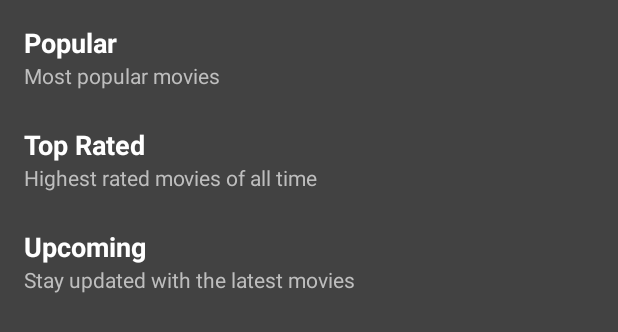
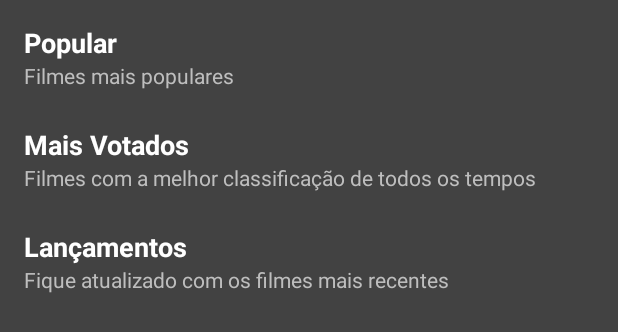
Before and after one commit to guilherme-kunz/CineFlix, an Android app: the layout activity_main.xml on its own in the app's theme, with its tools: preview values and no code run, on a phone screen of 412 x 824 dp. Shown: the top 332 px of the screen. Run offline under Robolectric (Android 15) with nearby library versions, the phone set to English and light mode, and no system bars.

Commit message:
Código Final

```diff
--- a/app/src/main/res/layout/activity_main.xml
+++ b/app/src/main/res/layout/activity_main.xml
@@ -1,5 +1,6 @@
 <?xml version="1.0" encoding="utf-8"?>
 <androidx.core.widget.NestedScrollView xmlns:android="http://schemas.android.com/apk/res/android"
+    xmlns:tools="http://schemas.android.com/tools"
     android:layout_width="match_parent"
     android:layout_height="match_parent"
     android:background="@color/cardview_dark_background">
@@ -28,7 +29,8 @@
             android:layout_marginStart="16dp"
             android:layout_marginEnd="16dp"
             android:text="@string/most_popular_movies"
-            android:textColor="@android:color/secondary_text_dark" />
+            android:textColor="@android:color/secondary_text_dark"
+            tools:text="Filmes mais populares" />
 
         <androidx.recyclerview.widget.RecyclerView
             android:id="@+id/popular_movies_list"
@@ -49,7 +51,8 @@
             android:text="@string/top_rated"
             android:textColor="@color/white"
             android:textSize="18sp"
-            android:textStyle="bold" />
+            android:textStyle="bold"
+            tools:text="Mais Votados" />
 
         <TextView
             android:id="@+id/highest_rated_movies"
@@ -58,7 +61,8 @@
             android:layout_marginStart="16dp"
             android:layout_marginEnd="16dp"
             android:text="@string/highest_rated_movies"
-            android:textColor="@android:color/secondary_text_dark" />
+            android:textColor="@android:color/secondary_text_dark"
+            tools:text="Filmes com a melhor classificação de todos os tempos" />
 
         <androidx.recyclerview.widget.RecyclerView
             android:id="@+id/top_rated_list"
@@ -79,7 +83,8 @@
             android:text="@string/upcoming"
             android:textColor="@color/white"
             android:textSize="18sp"
-            android:textStyle="bold" />
+            android:textStyle="bold"
+            tools:text="Lançamentos" />
 
         <TextView
             android:id="@+id/stay_updated"
@@ -88,7 +93,8 @@
             android:layout_marginStart="16dp"
             android:layout_marginEnd="16dp"
             android:text="@string/stay_updated"
-            android:textColor="@android:color/secondary_text_dark" />
+            android:textColor="@android:color/secondary_text_dark"
+            tools:text="Fique atualizado com os filmes mais recentes" />
 
         <androidx.recyclerview.widget.RecyclerView
             android:id="@+id/upcoming_list"
```
